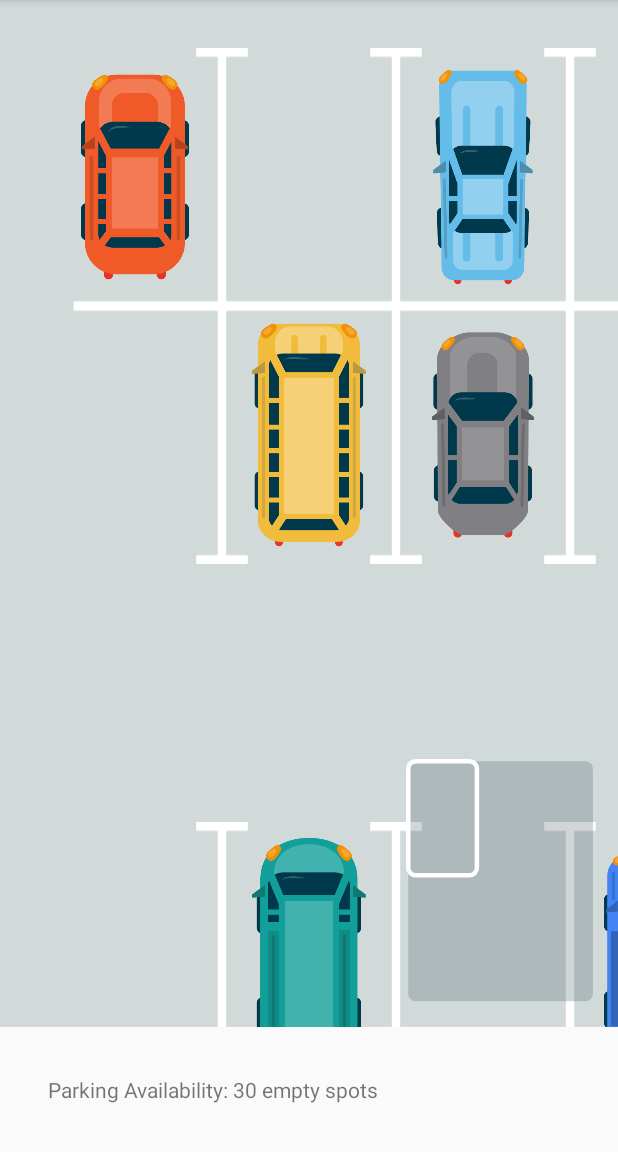
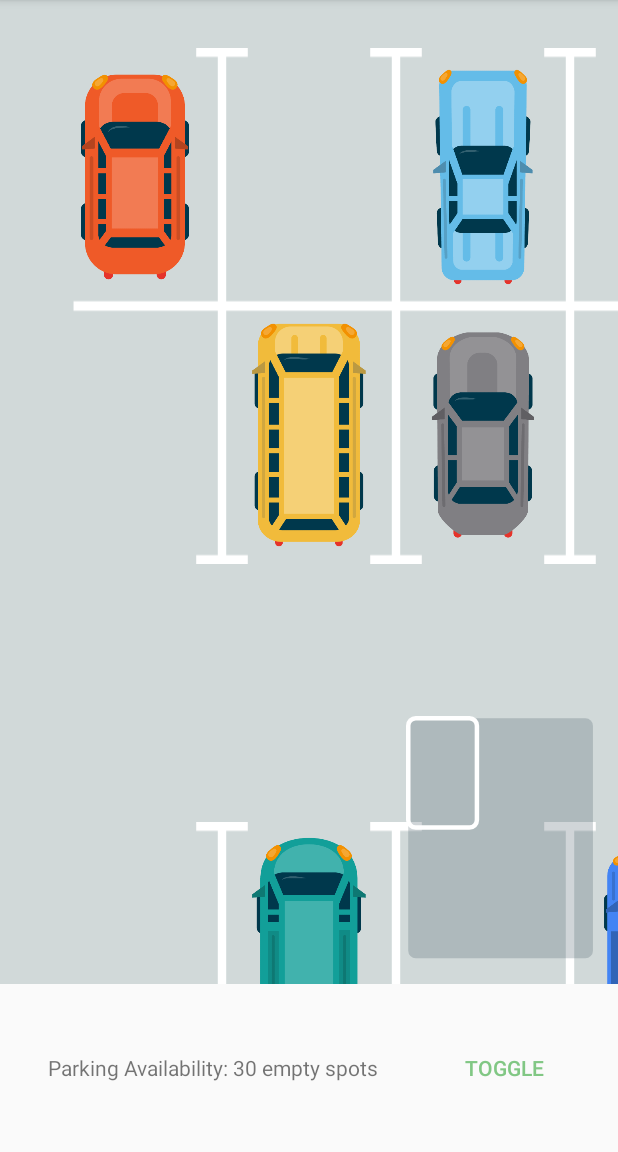
Before and after one commit to acolombo11/minimap-view, an Android app: the screen it shows after launch (MainActivity), on a phone screen of 412 x 824 dp, the part 84-1236 px from its top. Run offline under Robolectric (Android 15) with nearby library versions, the light colour scheme and no system bars.

Commit message:
Improve the demo app

```diff
--- a/app/src/main/java/com/fusaimoe/minimap/example/MainActivity.kt
+++ b/app/src/main/java/com/fusaimoe/minimap/example/MainActivity.kt
@@ -1,7 +1,6 @@
 package com.fusaimoe.minimap.example
 
 import android.os.Bundle
-import android.os.Handler
 import android.view.View
 import androidx.appcompat.app.AppCompatActivity
 import com.fusaimoe.minimap.MinimapView.Companion.minimap
@@ -12,33 +11,57 @@
 class MainActivity : AppCompatActivity() {
 
     companion object {
-        private const val PARKING_LOT_WIDTH = 9
+        const val PARKING_LOT_WIDTH = 9
     }
+
+    private var removedLines = 0
 
     override fun onCreate(savedInstanceState: Bundle?) {
         super.onCreate(savedInstanceState)
         setContentView(R.layout.activity_main)
 
         val layoutManager = FixedGridLayoutManager().apply { setTotalColumnCount(PARKING_LOT_WIDTH) }
-        val adapter = ParkingAdapter(getExampleParkingLot().flatten().toMutableList())
+        val adapter = ParkingAdapter(
+            getExampleParkingLot().flatten().toMutableList(),
+            object : ParkingAdapter.ParkingInteractionListener {
+                override fun onParkingCountChange(count: Int) {
+                    updateCounter(count)
+                }
+            })
 
         recyclerView.layoutManager = layoutManager
         recyclerView.adapter = adapter
         recyclerView.minimap = minimapView
 
-        val handler = Handler()
-        handler.postDelayed({
-            layoutBottom.visibility = View.VISIBLE
-            textAvailability.text = getString(R.string.parking_availability, getEmptyParkingSpacesQuantity(adapter.items))
-            handler.postDelayed({
-                adapter.removeLastRow()
-                textAvailability.text = getString(R.string.parking_availability, getEmptyParkingSpacesQuantity(adapter.items))
-            }, 5000)
-        }, 5000)
+        updateCounter(adapter.emptyParkingSpots)
+        minimapView.setOnClickListener {
+            layoutBottom.visibility = if (layoutBottom.visibility == View.VISIBLE) View.GONE else View.VISIBLE
+        }
+        buttonLastLine.setOnClickListener {
+            toggleLastLines(adapter)
+        }
 
     }
 
-    private fun getEmptyParkingSpacesQuantity(items: MutableList<Parking>) = items.filter { it.space != null && it.car == null }.size
+    private fun toggleLastLines(adapter: ParkingAdapter) {
+        if (removedLines < 2) {
+            for (i in 0..2) {
+                for (j in 0 until PARKING_LOT_WIDTH) adapter.items.removeAt(adapter.items.size - 1)
+            }
+        } else if (removedLines < 4) {
+            for (i in 0..2) {
+                for (i in 0 until PARKING_LOT_WIDTH) adapter.items.add(Parking())
+            }
+        }
+        adapter.notifyDataSetChanged()
+        updateCounter(adapter.emptyParkingSpots)
+        removedLines++
+        if (removedLines == 4) removedLines = 0
+    }
+
+    private fun updateCounter(count: Int) {
+        textAvailability.text = getString(R.string.parking_availability, count)
+    }
 
     private fun getExampleParkingLot(): List<List<Parking>> {
         // Init the parking lot
--- a/app/src/main/java/com/fusaimoe/minimap/example/ParkingAdapter.kt
+++ b/app/src/main/java/com/fusaimoe/minimap/example/ParkingAdapter.kt
@@ -3,16 +3,22 @@
 import android.view.View
 import android.view.ViewGroup
 import androidx.recyclerview.widget.RecyclerView
+import com.fusaimoe.minimap.example.data.Car
 import com.fusaimoe.minimap.example.data.Parking
 import kotlinx.android.extensions.LayoutContainer
 import kotlinx.android.synthetic.main.item_parking.*
-import kotlinx.android.synthetic.main.item_parking.view.*
+import kotlin.random.Random
 
-class ParkingAdapter(val items: MutableList<Parking>) : RecyclerView.Adapter<ParkingAdapter.ViewHolder>() {
+class ParkingAdapter(val items: MutableList<Parking>, val listener: ParkingInteractionListener) :
+    RecyclerView.Adapter<ParkingAdapter.ViewHolder>() {
+
+    var emptyParkingSpots = 0
+        get() = items.filter { it.space != null && it.car == null }.size
+        private set
 
     override fun onCreateViewHolder(parent: ViewGroup, viewType: Int) = ViewHolder(parent.inflate(R.layout.item_parking))
 
-    override fun onBindViewHolder(holder: ViewHolder, position: Int) = holder.bind(items[position])
+    override fun onBindViewHolder(holder: ViewHolder, position: Int) = holder.bind(items[position], position)
 
     override fun getItemCount() = items.size
 
@@ -21,23 +27,31 @@
     override fun getItemViewType(position: Int) = position
 
     inner class ViewHolder(override val containerView: View) : RecyclerView.ViewHolder(containerView), LayoutContainer {
-        fun bind(parking: Parking){
+        fun bind(parking: Parking, position: Int) {
 
             parking.space?.let {
                 imageSpace.setImageResource(it.image)
                 if (it.mirrorHorizontal) imageSpace.scaleX = -1f
                 if (it.mirrorVertical) imageSpace.scaleY = -1f
+
+                containerView.setOnClickListener {
+                    parking.car = if (parking.car != null) null else getRandomCar()
+                    notifyItemChanged(position)
+                    listener.onParkingCountChange(emptyParkingSpots)
+                }
             }
 
             parking.car?.let {
                 imageCar.setImageResource(it.image)
             }
+
         }
-
     }
 
-    fun removeLastRow(){
-        for (i in 0..28) items.removeAt(items.size-1)
-        notifyDataSetChanged()
+    private fun getRandomCar() = Car.values()[Random.nextInt(Car.values().size)]
+
+    interface ParkingInteractionListener {
+        fun onParkingCountChange(count: Int)
     }
+
 }
--- a/app/src/main/res/layout/activity_main.xml
+++ b/app/src/main/res/layout/activity_main.xml
@@ -2,10 +2,10 @@
 <LinearLayout xmlns:android="http://schemas.android.com/apk/res/android"
     xmlns:app="http://schemas.android.com/apk/res-auto"
     xmlns:tools="http://schemas.android.com/tools"
-    android:weightSum="1"
+    android:layout_width="match_parent"
+    android:layout_height="match_parent"
     android:orientation="vertical"
-    android:layout_width="match_parent"
-    android:layout_height="match_parent">
+    android:weightSum="1">
 
     <FrameLayout
         android:layout_width="match_parent"
@@ -32,21 +32,35 @@
             app:minimapMaxSize="160dp"
             tools:layout_height="160dp"
             tools:layout_width="160dp" />
+
     </FrameLayout>
 
-    <FrameLayout
+    <RelativeLayout
         android:id="@+id/layoutBottom"
+        android:layout_width="match_parent"
+        android:layout_height="wrap_content"
         android:layout_weight="0"
-        android:visibility="gone"
-        tools:visibility="visible"
-        android:layout_width="match_parent"
-        android:layout_height="wrap_content">
+        android:padding="32dp">
+
         <TextView
             android:id="@+id/textAvailability"
             android:layout_width="match_parent"
             android:layout_height="wrap_content"
-            android:padding="32dp"
-            android:text="@string/parking_availability"/>
-    </FrameLayout>
+            android:layout_alignParentStart="true"
+            android:layout_centerVertical="true"
+            android:maxLines="2"
+            android:layout_toStartOf="@+id/buttonLastLine"
+            android:text="@string/parking_availability" />
+
+        <Button
+            android:id="@+id/buttonLastLine"
+            android:layout_width="wrap_content"
+            android:layout_height="wrap_content"
+            android:layout_alignParentEnd="true"
+            android:layout_centerVertical="true"
+            android:text="@string/toggle_last_line"
+            style="@style/Widget.AppCompat.Button.Borderless.Colored"/>
+
+    </RelativeLayout>
 
 </LinearLayout>
--- a/app/src/main/res/values/strings.xml
+++ b/app/src/main/res/values/strings.xml
@@ -1,4 +1,5 @@
 <resources>
     <string name="app_name">Minimap Example</string>
     <string name="parking_availability">Parking Availability: %d empty spots</string>
+    <string name="toggle_last_line">Toggle</string>
 </resources>
```
Also changed, not shown: 1 other file.
